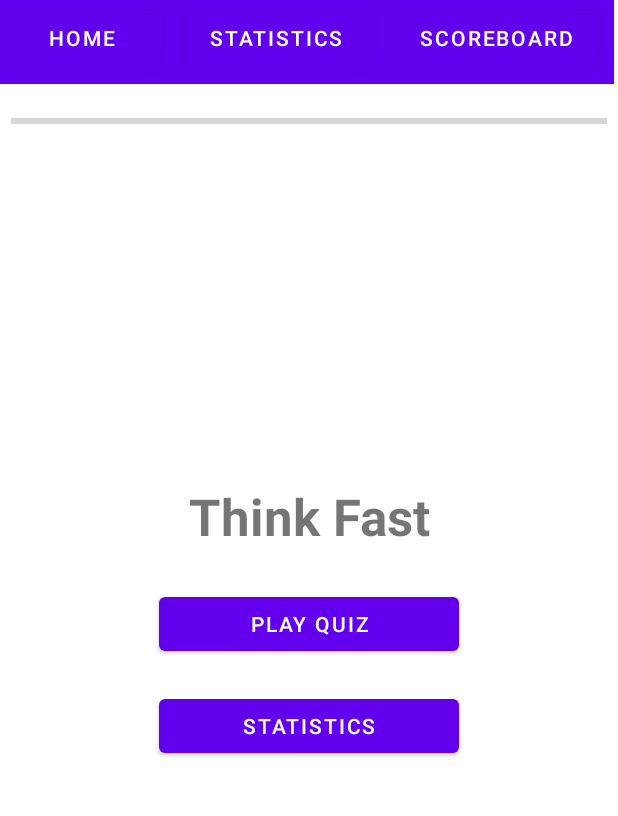
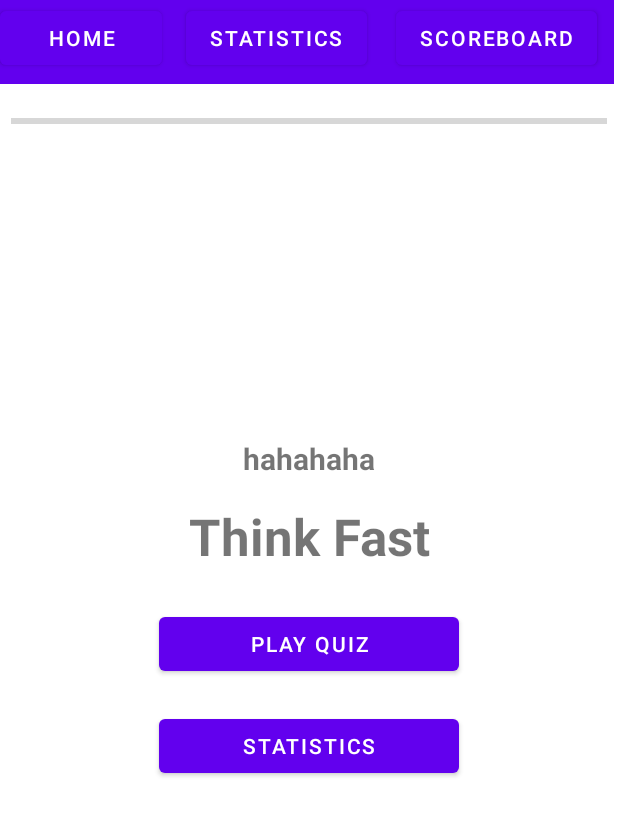
Before and after one commit to Juliajakobs/ThinkFast2, an Android app: the layout activity_quiz.xml on its own in the app's theme, with its tools: preview values and no code run, on a phone screen of 412 x 824 dp. Shown: the top 816 px of the screen. Run offline under Robolectric (Android 15) with nearby library versions, the phone set to English and light mode, and no system bars.

```diff
--- a/app/src/main/res/layout/activity_quiz.xml
+++ b/app/src/main/res/layout/activity_quiz.xml
@@ -23,6 +23,16 @@
         app:layout_constraintStart_toStartOf="parent"
         app:layout_constraintTop_toTopOf="parent"
         app:layout_constraintVertical_bias="1.0">
+
+        <TextView
+            android:id="@+id/velkominn_user"
+            android:layout_width="match_parent"
+            android:layout_height="wrap_content"
+            android:text="hahahaha"
+            android:textAlignment="center"
+            android:textSize="20sp"
+            android:textStyle="bold"
+            android:visibility="visible"/>
 
         <TextView
             android:id="@+id/textView"
```
Also changed, not shown: app/src/main/java/com/example/thinkFast/AccountActivity.java (+10 -5 lines), app/src/main/java/com/example/thinkFast/QuizActivity.java (+11 -0 lines), app/src/main/res/layout/activity_admin.xml (+8 -2 lines).
